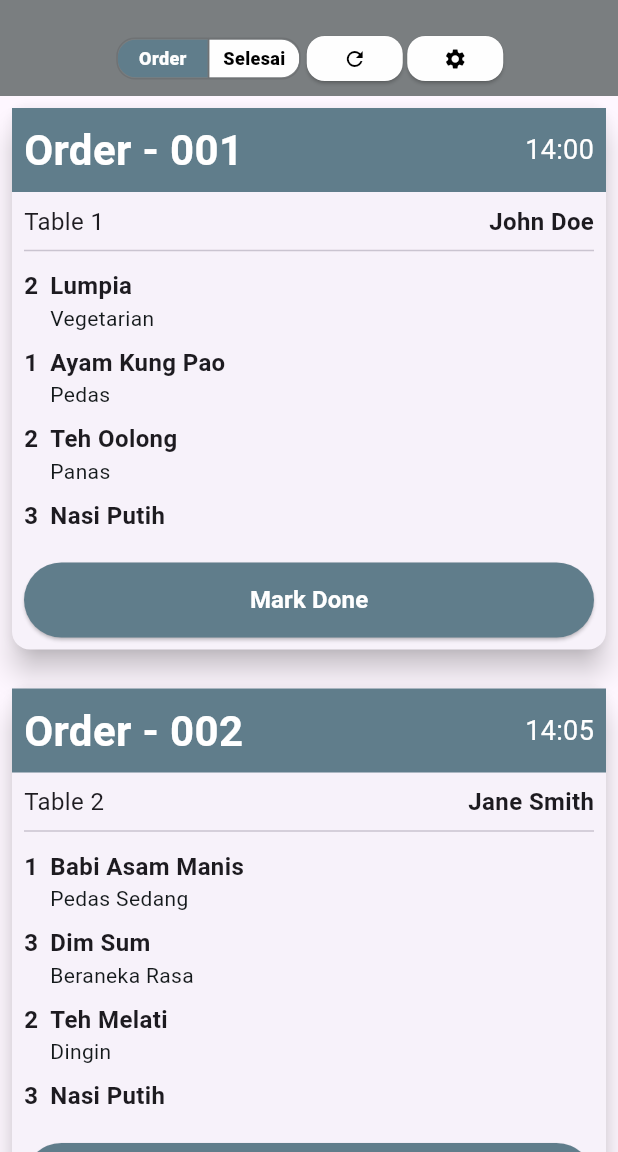
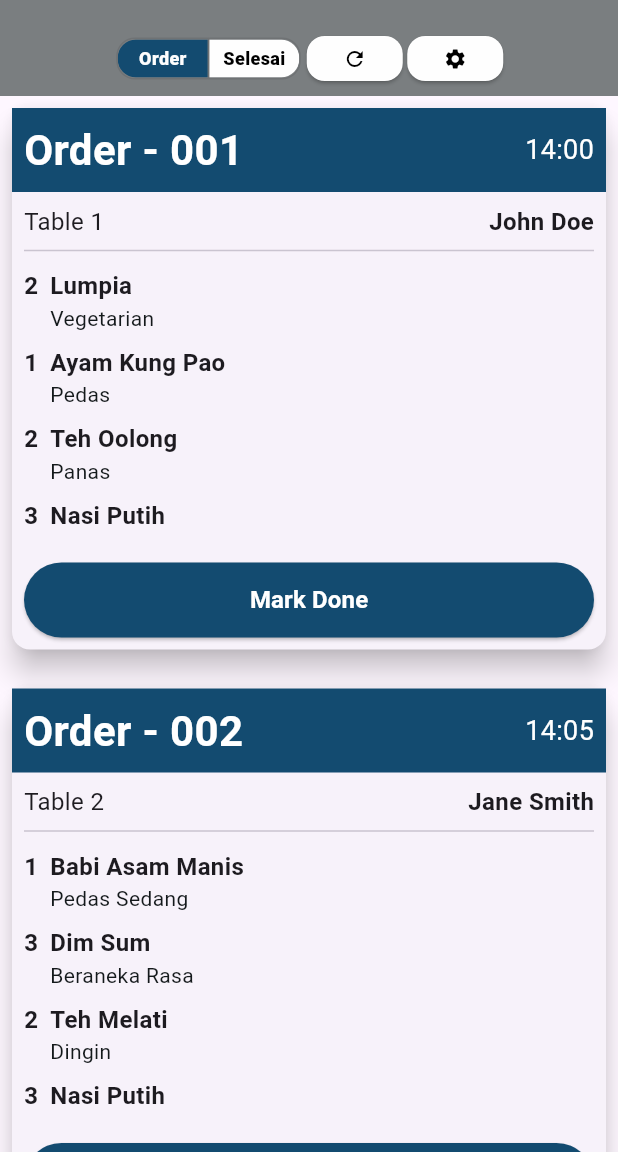
Before and after one commit to agilma/kitchen, a Flutter app: the screen it shows after launch, on a phone screen of 412 x 824 dp, the part 84-1236 px from its top. Run offline on Flutter 3.47's test engine with Material 3 defaults, Android fonts, the phone set to English and light mode, and no system bars.

Commit message:
responsive 3

```diff
--- a/lib/constants.dart
+++ b/lib/constants.dart
@@ -1,7 +1,7 @@
 import 'package:flutter/material.dart';
 
 const HeaderColor = Color(0xFF7A7E80);
-const OrderStatusColor = Color(0xFF607D8B );
+const OrderStatusColor = Color(0xFF134B70 );
 const DoneStatusColor = Color(0xFF388E3C);
 
 const double HeaderOrder = 22;
--- a/lib/screen/components/order_card.dart
+++ b/lib/screen/components/order_card.dart
@@ -42,8 +42,8 @@ class _OrderCardState extends State<OrderCard> {
       child: Center(
         child: Wrap(
           alignment: WrapAlignment.start,
-          spacing: 4.0,
-          runSpacing: 10.0,
+          spacing: isLandscape ? 4.0 : 8.0, // Adjust spacing for landscape
+          runSpacing: isLandscape ? 8.0 : 10.0, // Adjust runSpacing for landscape
           children: List.generate(widget.dataOrder.length, (index) {
             var order = widget.dataOrder[index];
             bool shouldDisplay = widget.selectedCategory == 'Semua' ||
@@ -68,19 +68,23 @@ class _OrderCardState extends State<OrderCard> {
                                   Row(
                                     mainAxisAlignment: MainAxisAlignment.spaceBetween,
                                     children: [
-                                      Text(
+                                      Flexible(
+                                        child: Text(
                                           'Order - 00${order['queue']}',
-                                        style: const TextStyle(
+                                          style: TextStyle(
                                             color: Colors.white,
                                             fontWeight: FontWeight.bold,
-                                          fontSize: 28.0,
+                                            fontSize: isLandscape ? 22.0 : 28.0,
                                           ),
                                         ),
-                                      Text(
+                                      ),
+                                      Flexible(
+                                        child: Text(
                                           '${order['time']}',
-                                        style: const TextStyle(
+                                          style: TextStyle(
                                             color: Colors.white,
-                                          fontSize: 18.0,
+                                            fontSize: isLandscape ? 14.0 : 18.0,
+                                          ),
                                         ),
                                       ),
                                     ],
@@ -96,17 +100,21 @@ class _OrderCardState extends State<OrderCard> {
                                   Row(
                                     mainAxisAlignment: MainAxisAlignment.spaceBetween,
                                     children: [
-                                      Text(
+                                      Flexible(
+                                        child: Text(
                                           '${order['table']}',
-                                        style: const TextStyle(
-                                          fontSize: 16.0,
+                                          style: TextStyle(
+                                            fontSize: isLandscape ? 14.0 : 16.0,
                                           ),
                                         ),
-                                      Text(
+                                      ),
+                                      Flexible(
+                                        child: Text(
                                           '${order['name']}',
-                                        style: const TextStyle(
+                                          style: TextStyle(
                                             fontWeight: FontWeight.bold,
-                                          fontSize: 16.0,
+                                            fontSize: isLandscape ? 14.0 : 16.0,
+                                          ),
                                         ),
                                       ),
                                     ],
```
Lines whose indentation alone changed are shown as unchanged.
